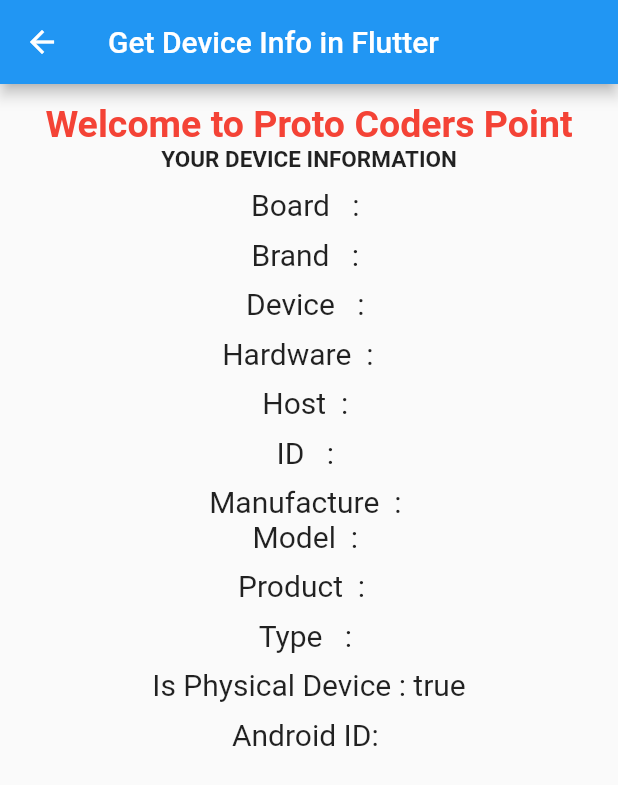
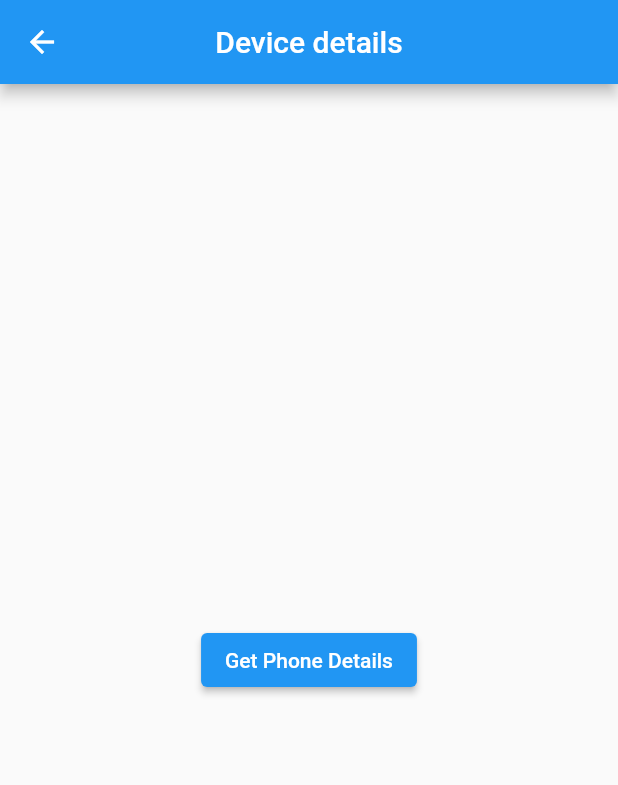
Before and after one commit to yamuna1996d/Bankingapp, a Flutter app: the DeviceInfo screen opened directly, on a phone screen of 412 x 824 dp. Shown: the top 785 px of the screen. Run offline on Flutter 3.47's test engine with Material 2 defaults, Android fonts, the phone set to English and light mode, and no system bars; drawn by our look-alikes of overlay_support; our stand-ins replace connectivity_plus, device_info_plus, internet_connection_checker, shared_preferences; accounts and stored records are empty.

Commit message:
device details

```diff
--- a/lib/Screens/deviceinfo.dart
+++ b/lib/Screens/deviceinfo.dart
@@ -1,61 +1,55 @@
-import 'package:device_info/device_info.dart';
+import 'dart:io';
+
+import 'package:device_info_plus/device_info_plus.dart';
 import 'package:flutter/material.dart';
-
-// void main() => runApp(MyApp());
-
-// class MyApp extends StatelessWidget {
-//   // This widget is the root of your application.
-//   @override
-//   Widget build(BuildContext context) {
-//     return MaterialApp(
-//       title: 'Flutter Demo',
-//       theme: ThemeData(
-//         primarySwatch: Colors.blue,
-//       ),
-//       home: DeviceInfo(),
-//     );
-//   }
-// }
 
 class DeviceInfo extends StatefulWidget {
   @override
-  _DeviceInfoState createState() => _DeviceInfoState();
+  State<DeviceInfo> createState() => _DeviceInfoState();
 }
 
 class _DeviceInfoState extends State<DeviceInfo> {
-  DeviceInfoPlugin deviceInfo =
-      DeviceInfoPlugin(); // instantiate device info plugin
-  late AndroidDeviceInfo androidDeviceInfo;
+  late Map details = {};
+  late Map newMap;
+  late List<dynamic> sample = [];
+  late List<dynamic> sample2 = [];
+  Future<void> getDeviceDetails() async {
+    WidgetsFlutterBinding.ensureInitialized();
 
- late String board, brand, device, hardware, host, id, manufacture, model, product, type, androidid;
- late bool isphysicaldevice;
+    DeviceInfoPlugin deviceInfo = DeviceInfoPlugin();
 
-  @override
-  void initState() {
-    // TODO: implement initState
-    super.initState();
-    getDeviceinfo();
+    if (Platform.isAndroid) {
+      AndroidDeviceInfo info = await deviceInfo.androidInfo;
+      print(info.toMap());
+    } else if (Platform.isIOS) {
+      IosDeviceInfo info = await deviceInfo.iosInfo;
+      print(info.toMap());
+    } else if (Platform.isLinux) {
+      LinuxDeviceInfo info = await deviceInfo.linuxInfo;
+      print(info.toMap());
+    } else if (Platform.isMacOS) {
+      MacOsDeviceInfo info = await deviceInfo.macOsInfo;
+      print(info.toMap());
+    } else if (Platform.isWindows) {
+      WindowsDeviceInfo info = await deviceInfo.windowsInfo;
+      print(info.toMap());
     }
 
-  void getDeviceinfo() async {
-    androidDeviceInfo = await deviceInfo
-        .androidInfo; // instantiate Android Device Infoformation
+    final info = await deviceInfo.deviceInfo;
+    print(info.toMap());
+    setState(() {
+      details = info.toMap();
 
-    setState(() {
-      board = androidDeviceInfo.board;
-      brand = androidDeviceInfo.brand;
-      device = androidDeviceInfo.device;
+      details.forEach((key, value) {
+        sample.add(key);
+        sample2.add(value);
 
-      hardware = androidDeviceInfo.hardware;
-      host = androidDeviceInfo.host;
-      id = androidDeviceInfo.id;
-      manufacture = androidDeviceInfo.manufacturer;
-      model = androidDeviceInfo.model;
-      product = androidDeviceInfo.product;
-
-      type = androidDeviceInfo.type;
-      isphysicaldevice = androidDeviceInfo.isPhysicalDevice;
-      androidid = androidDeviceInfo.androidId;
+        print('Key: $key');
+        print('Value: $value');
+        print('------------------------------');
+      });
+      print("sample is $sample");
+      print("sample2 is $sample2");
     });
   }
 
@@ -63,107 +57,57 @@ class _DeviceInfoState extends State<DeviceInfo> {
   Widget build(BuildContext context) {
     return Scaffold(
       appBar: AppBar(
-        title: Text("Get Device Info in Flutter"),
+        title: const Text("Device details"),
+        centerTitle: true,
       ),
-      body: Padding(
-        padding: const EdgeInsets.all(12.0),
+      body: Center(
+        child: SingleChildScrollView(
           child: Column(
-          children: <Widget>[
-            Center(
-              child: Text(
-                "Welcome to Proto Coders Point",
+            crossAxisAlignment: CrossAxisAlignment.center,
+            mainAxisAlignment: MainAxisAlignment.center,
+            children: [
+              details.isNotEmpty
+                  ? Container()
+                  : Center(
+                      child: ElevatedButton(
+                          onPressed: () {
+                            getDeviceDetails();
+                          },
+                          child: const Text("Get Phone Details")),
+                    ),
+              details.isEmpty
+                  ? Container()
+                  : Center(
+                      child: ListView.builder(
+                          itemCount: details.length,
+                          shrinkWrap: true,
+                          physics: NeverScrollableScrollPhysics(),
+                          itemBuilder: (context, i) {
+                            return Padding(
+                              padding: const EdgeInsets.all(10.0),
+                              child: Column(
+                                crossAxisAlignment: CrossAxisAlignment.start,
+                                children: [
+                                  Text(
+                                    sample[i].toString(),
+                                    textAlign: TextAlign.left,
                                     style: TextStyle(
-                    fontWeight: FontWeight.w700,
-                    fontSize: 25,
-                    color: Colors.red),
+                                        color: Colors.green,
+                                        fontWeight: FontWeight.bold,
+                                        fontSize: 20),
                                   ),
-            ),
+                                  Text("*************"),
                                   Text(
-              "YOUR DEVICE INFORMATION",
-              style: TextStyle(fontSize: 15, fontWeight: FontWeight.bold),
-            ),
-            SizedBox(
-              height: 10,
-            ),
-            Text(
-              "Board   : $board",
-              style: TextStyle(fontSize: 20),
-            ),
-            SizedBox(
-              height: 10,
-            ),
-            Text(
-              "Brand   : $brand",
-              style: TextStyle(fontSize: 20),
-            ),
-            SizedBox(
-              height: 10,
-            ),
-            Text(
-              "Device   : $device",
-              style: TextStyle(fontSize: 20),
-            ),
-            SizedBox(
-              height: 10,
-            ),
-            Text(
-              "Hardware  :  $hardware ",
-              style: TextStyle(fontSize: 20),
-            ),
-            SizedBox(
-              height: 10,
-            ),
-            Text(
-              "Host  : $host",
-              style: TextStyle(fontSize: 20),
-            ),
-            SizedBox(
-              height: 10,
-            ),
-            Text(
-              "ID   : $id",
-              style: TextStyle(fontSize: 20),
-            ),
-            SizedBox(
-              height: 10,
-            ),
-            Text(
-              "Manufacture  : $manufacture",
-              style: TextStyle(fontSize: 20),
-            ),
-            Text(
-              "Model  : $model",
-              style: TextStyle(fontSize: 20),
-            ),
-            SizedBox(
-              height: 10,
-            ),
-            Text(
-              "Product  :  $product",
-              style: TextStyle(fontSize: 20),
-            ),
-            SizedBox(
-              height: 10,
-            ),
-            Text(
-              "Type   : $type",
-              style: TextStyle(fontSize: 20),
-            ),
-            SizedBox(
-              height: 10,
-            ),
-            Text(
-              "Is Physical Device : $isphysicaldevice",
-              style: TextStyle(fontSize: 20),
-            ),
-            SizedBox(
-              height: 10,
-            ),
-            Text(
-              " Android ID: $androidid ",
-              style: TextStyle(fontSize: 20),
+                                    sample2[i].toString(),
+                                    textAlign: TextAlign.left,
                                   ),
                                 ],
+                              ),
+                            );
+                          }),
+                    )
+            ],
+          ),
         ),
       ),
     );
--- a/pubspec.yaml
+++ b/pubspec.yaml
@@ -40,8 +40,8 @@ dependencies:
   internet_connection_checker: ^0.0.1+3
   overlay_support: ^1.2.1
   connectivity_plus: ^2.3.0
-# device_info_plus: ^3.2.3
-  device_info: ^0.4.1+5
+  device_info_plus: ^3.2.3
+ # device_info: ^0.4.1+5
 dev_dependencies:
   flutter_test:
     sdk: flutter
```
Also changed, not shown: pubspec.lock. Lines whose indentation alone changed are shown as unchanged.
